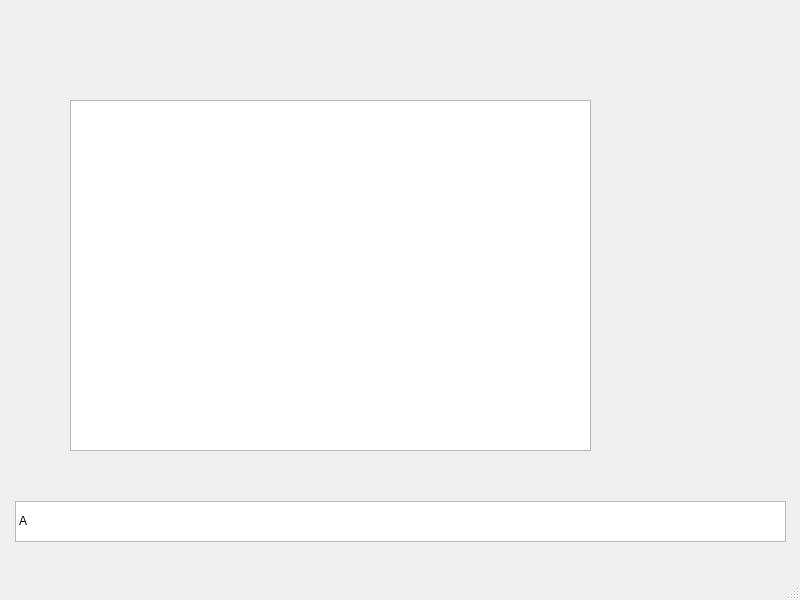
Before: the Qt Designer form A7-Parachutes/A7-Parachutes/gamewindow.ui in thePeterPan/CS3505-2016, drawn with Qt 5.
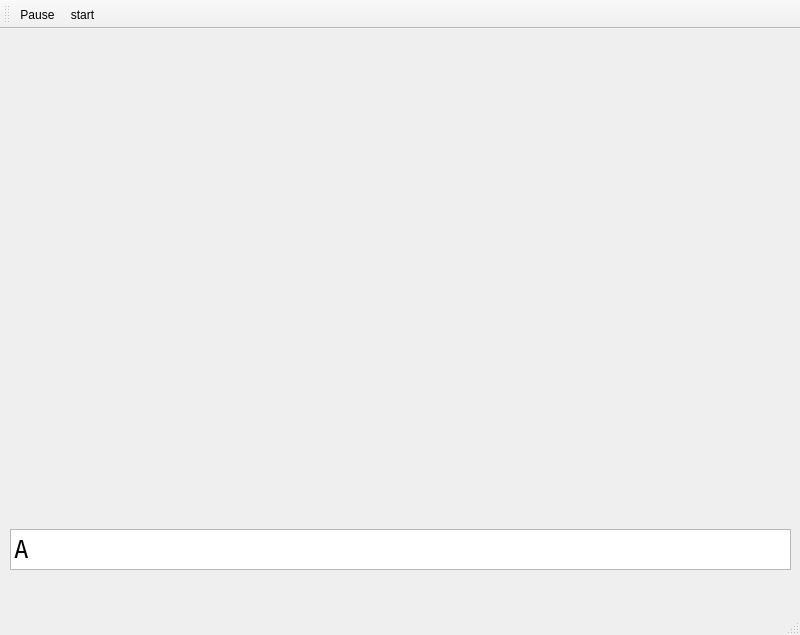
After: the same form once the commit is applied. Icons and pictures are not drawn.

```diff
--- a/A7-Parachutes/A7-Parachutes/gamewindow.ui
+++ b/A7-Parachutes/A7-Parachutes/gamewindow.ui
@@ -7,7 +7,7 @@
     <x>0</x>
     <y>0</y>
     <width>800</width>
-    <height>600</height>
+    <height>635</height>
    </rect>
   </property>
   <property name="windowTitle">
@@ -17,12 +17,21 @@
    <widget class="QListWidget" name="listWidget">
     <property name="geometry">
      <rect>
-      <x>15</x>
-      <y>501</y>
-      <width>771</width>
+      <x>10</x>
+      <y>500</y>
+      <width>781</width>
       <height>41</height>
      </rect>
     </property>
+    <property name="font">
+     <font>
+      <family>Fixedsys</family>
+      <pointsize>18</pointsize>
+      <weight>50</weight>
+      <italic>false</italic>
+      <bold>false</bold>
+     </font>
+    </property>
     <property name="styleSheet">
      <string notr="true">font: 28pt &quot;Fixedsys&quot;;</string>
     </property>
@@ -35,16 +44,6 @@
      </property>
     </item>
    </widget>
-   <widget class="QGraphicsView" name="graphicsView">
-    <property name="geometry">
-     <rect>
-      <x>70</x>
-      <y>100</y>
-      <width>521</width>
-      <height>351</height>
-     </rect>
-    </property>
-   </widget>
   </widget>
   <widget class="QMenuBar" name="menubar">
    <property name="geometry">
@@ -57,6 +56,43 @@
    </property>
   </widget>
   <widget class="QStatusBar" name="statusbar"/>
+  <widget class="QToolBar" name="toolBar">
+   <property name="windowTitle">
+    <string>toolBar</string>
+   </property>
+   <property name="iconSize">
+    <size>
+     <width>32</width>
+     <height>32</height>
+    </size>
+   </property>
+   <attribute name="toolBarArea">
+    <enum>TopToolBarArea</enum>
+   </attribute>
+   <attribute name="toolBarBreak">
+    <bool>true</bool>
+   </attribute>
+   <addaction name="actionPause"/>
+   <addaction name="actionStart"/>
+  </widget>
+  <action name="actionPause">
+   <property name="icon">
+    <iconset resource="images.qrc">
+     <normaloff>:/images/Pause.png</normaloff>:/images/Pause.png</iconset>
+   </property>
+   <property name="text">
+    <string>Pause</string>
+   </property>
+  </action>
+  <action name="actionStart">
+   <property name="icon">
+    <iconset resource="images.qrc">
+     <normaloff>:/images/start.png</normaloff>:/images/start.png</iconset>
+   </property>
+   <property name="text">
+    <string>start</string>
+   </property>
+  </action>
  </widget>
  <resources/>
  <connections/>
```
Left out of the diff: 8 changed lines with no effect on the pictures.
